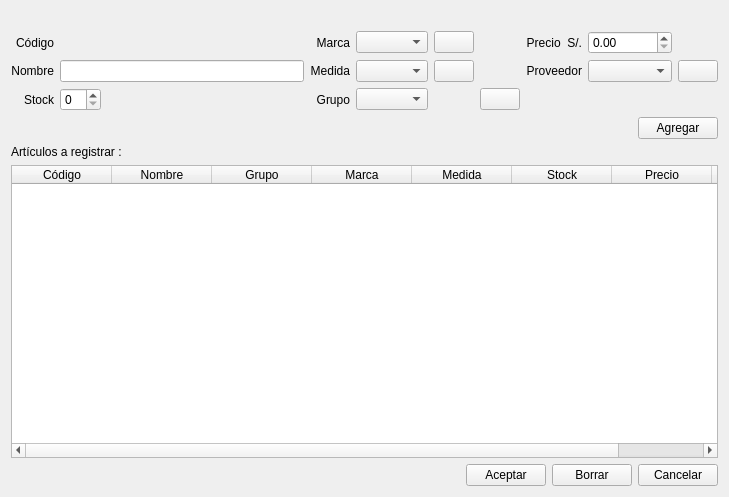
Qt form ManagerM/ui_new_articulo.ui (janfranco27/TheProyect) before a commit.
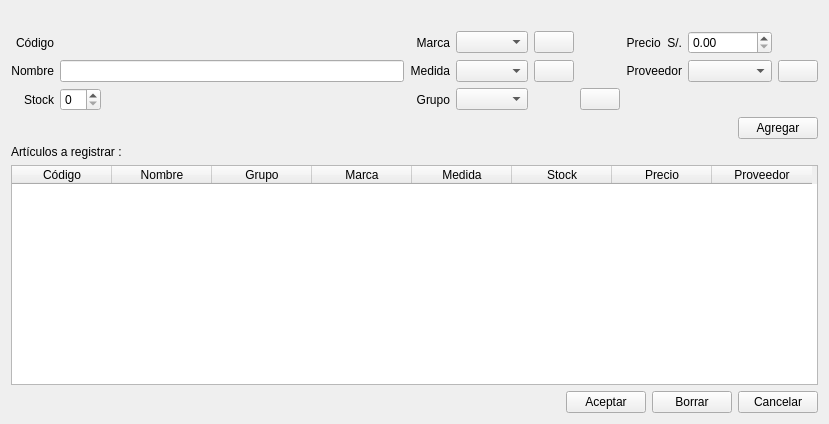
The same form after that commit. Icons and pictures are not drawn.

```diff
--- a/ManagerM/ui_new_articulo.ui
+++ b/ManagerM/ui_new_articulo.ui
@@ -9,8 +9,8 @@
    <rect>
     <x>0</x>
     <y>0</y>
-    <width>729</width>
-    <height>497</height>
+    <width>829</width>
+    <height>424</height>
    </rect>
   </property>
   <property name="windowTitle">
```
